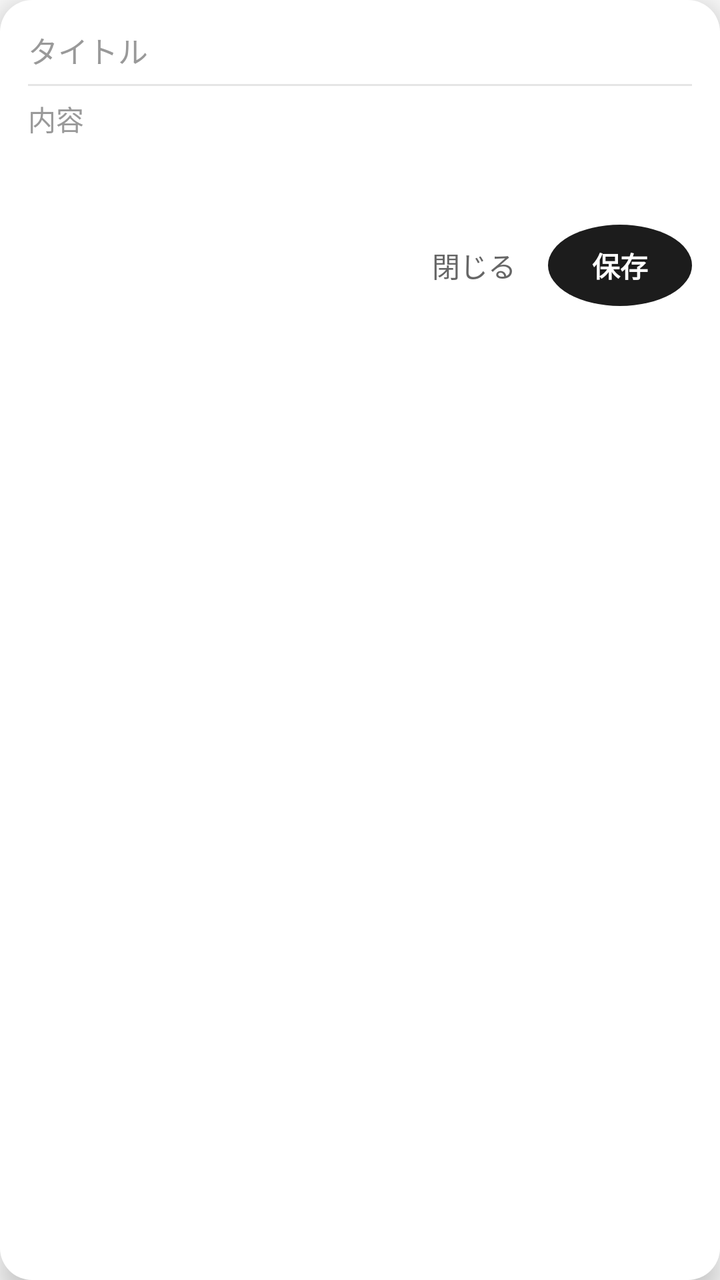
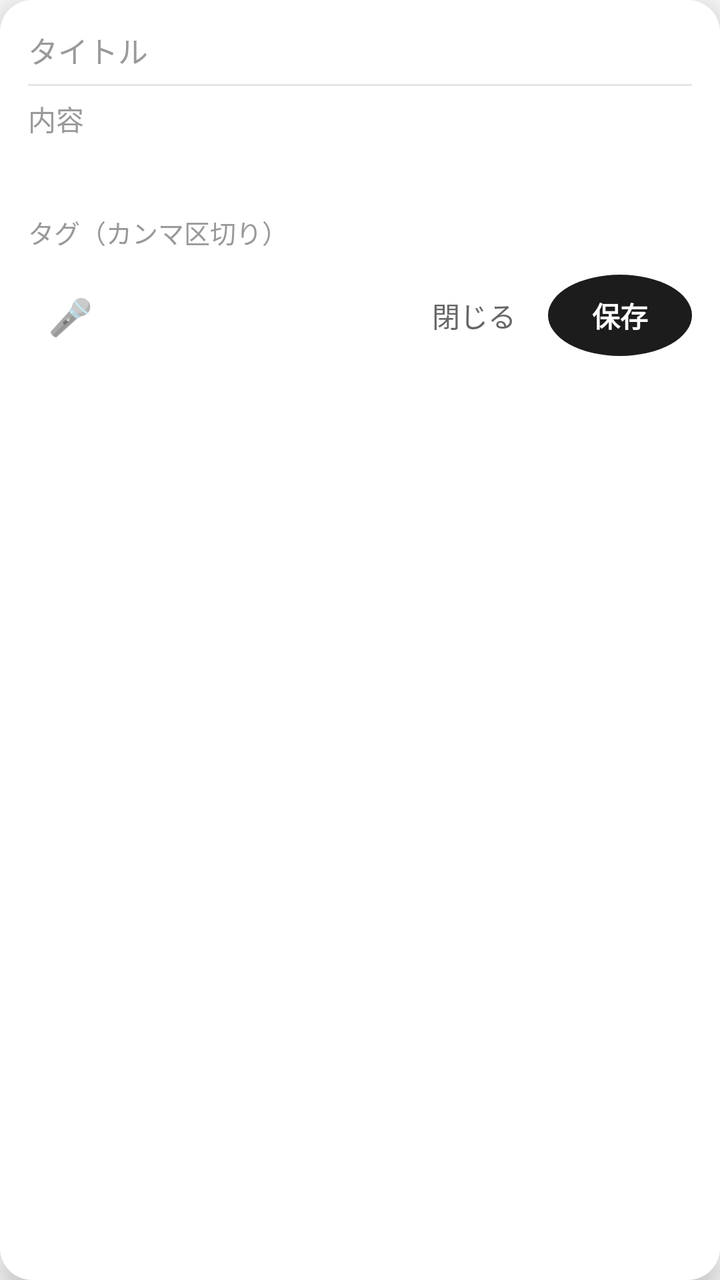

Two renders of the same Android screen: before a commit and after it. Below are the layout's source before the change and the commit's diff.
<!-- AndroidManifest.xml: application theme AppTheme -->
<!-- res/layout/overlay_quickadd.xml -->
<?xml version="1.0" encoding="utf-8"?>
<LinearLayout xmlns:android="http://schemas.android.com/apk/res/android"
    android:layout_width="wrap_content"
    android:layout_height="wrap_content"
    android:orientation="vertical"
    android:background="@drawable/bg_card_rounded"
    android:padding="14dp"
    android:elevation="8dp">

    <EditText
        android:id="@+id/overlayTitleInput"
        android:layout_width="260dp"
        android:layout_height="wrap_content"
        android:hint="タイトル"
        android:inputType="text"
        android:maxLines="1"
        android:background="@android:color/transparent"
        android:textColorHint="#999999"
        android:textColor="#1c1c1c"
        android:textSize="15sp" />

    <View
        android:layout_width="match_parent"
        android:layout_height="1dp"
        android:background="#E5E5E5"
        android:layout_marginTop="6dp"
        android:layout_marginBottom="6dp" />

    <EditText
        android:id="@+id/overlayContentInput"
        android:layout_width="260dp"
        android:layout_height="wrap_content"
        android:minLines="3"
        android:maxLines="6"
        android:hint="内容"
        android:gravity="top"
        android:inputType="textMultiLine"
        android:background="@android:color/transparent"
        android:textColorHint="#999999"
        android:textColor="#1c1c1c"
        android:textSize="14sp" />

    <LinearLayout
        android:layout_width="match_parent"
        android:layout_height="wrap_content"
        android:orientation="horizontal"
        android:layout_marginTop="10dp"
        android:gravity="end">

        <TextView
            android:id="@+id/overlayCancelButton"
            android:layout_width="wrap_content"
            android:layout_height="wrap_content"
            android:text="閉じる"
            android:textColor="#666666"
            android:textSize="14sp"
            android:padding="10dp"
            android:clickable="true"
            android:focusable="true" />

        <TextView
            android:id="@+id/overlaySaveButton"
            android:layout_width="wrap_content"
            android:layout_height="wrap_content"
            android:text="保存"
            android:textColor="#FFFFFF"
            android:textStyle="bold"
            android:textSize="14sp"
            android:padding="10dp"
            android:layout_marginStart="6dp"
            android:background="@drawable/bg_bubble_circle"
            android:minWidth="72dp"
            android:gravity="center"
            android:clickable="true"
            android:focusable="true" />
    </LinearLayout>

    <TextView
        android:id="@+id/overlayStatusText"
        android:layout_width="wrap_content"
        android:layout_height="wrap_content"
        android:textSize="11sp"
        android:textColor="#888888"
        android:layout_marginTop="4dp" />

</LinearLayout>
<!-- resources referenced by this layout -->
<resources>
  <!-- drawable bg_bubble_circle (drawable) -->
  <shape xmlns:android="http://schemas.android.com/apk/res/android"
      android:shape="oval">
    <solid android:color="#1C1C1C" />
  </shape>
  <!-- drawable bg_card_rounded (drawable) -->
  <shape xmlns:android="http://schemas.android.com/apk/res/android"
      android:shape="rectangle">
    <solid android:color="#FFFFFF" />
    <corners android:radius="16dp" />
  </shape>
  <style name="AppTheme" parent="Theme.AppCompat.Light.DarkActionBar">
          
          <item name="colorPrimary">@color/colorPrimary</item>
          <item name="colorPrimaryDark">@color/colorPrimaryDark</item>
          <item name="colorAccent">@color/colorAccent</item>
      </style>
</resources>

<!-- the commit's change to res/layout/overlay_quickadd.xml (unified diff, before → after) -->
@@ -40,12 +40,40 @@
         android:textColor="#1c1c1c"
         android:textSize="14sp" />
 
+    <EditText
+        android:id="@+id/overlayTagsInput"
+        android:layout_width="260dp"
+        android:layout_height="wrap_content"
+        android:hint="タグ（カンマ区切り）"
+        android:inputType="text"
+        android:maxLines="1"
+        android:background="@android:color/transparent"
+        android:textColorHint="#999999"
+        android:textColor="#1c1c1c"
+        android:textSize="13sp"
+        android:layout_marginTop="4dp" />
+
     <LinearLayout
         android:layout_width="match_parent"
         android:layout_height="wrap_content"
         android:orientation="horizontal"
         android:layout_marginTop="10dp"
-        android:gravity="end">
+        android:gravity="center_vertical">
+
+        <TextView
+            android:id="@+id/overlayMicButton"
+            android:layout_width="wrap_content"
+            android:layout_height="wrap_content"
+            android:text="🎤"
+            android:textSize="18sp"
+            android:padding="10dp"
+            android:clickable="true"
+            android:focusable="true" />
+
+        <View
+            android:layout_width="0dp"
+            android:layout_height="1dp"
+            android:layout_weight="1" />
 
         <TextView
             android:id="@+id/overlayCancelButton"
